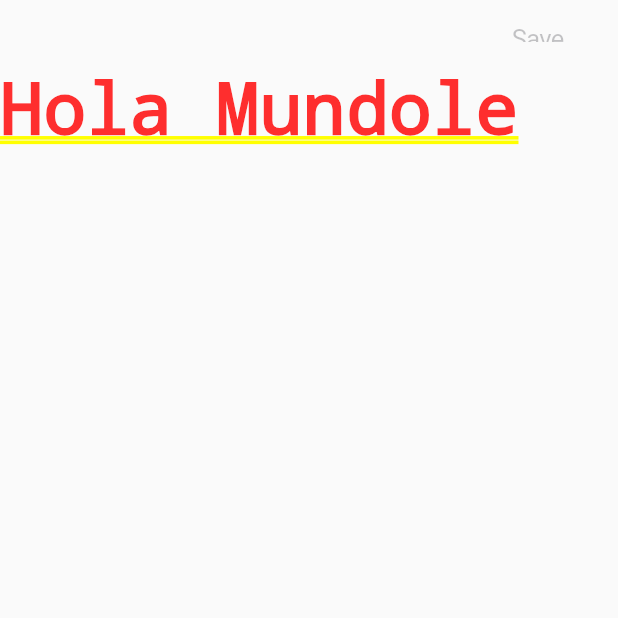
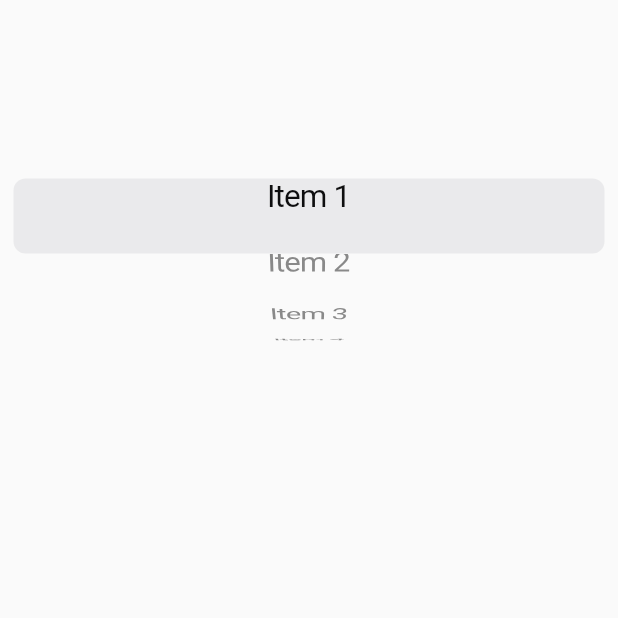
Before and after one commit to lenz90/flutter_app, a Flutter app: the screen it shows after launch, on a phone screen of 412 x 824 dp, the top half of it. Run offline on Flutter 3.47's test engine with Material 2 defaults, Android fonts, the phone set to English and light mode, and no system bars.

Commit message:
Se agrega el compormente Cupertino picker

```diff
--- a/lib/main.dart
+++ b/lib/main.dart
@@ -55,14 +55,23 @@ class _MyHomePageState extends State<MyHomePage> {
     // than having to individually change instances of widgets.
     return CupertinoPageScaffold(
         navigationBar: CupertinoNavigationBar(
-          trailing: CupertinoButton(
-              child: Text("Save")
-          ),
           backgroundColor: Colors.red,
         ),
-        child: SafeArea(
-            child: Container(
-              child: Text("Hola Mundole"),
+
+        child: Container (
+            height: 200,
+            child: CupertinoPicker(
+              itemExtent: 50,
+              onSelectedItemChanged: (int index) {
+                print(index);
+              },
+              children: <Widget>[
+                Text("Item 1", style: TextStyle(color: Colors.black, decoration: TextDecoration.none),),
+                Text("Item 2"),
+                Text("Item 3"),
+                Text("Item 4"),
+                Text("Item 5"),
+              ],
             )
         )
     );
```
